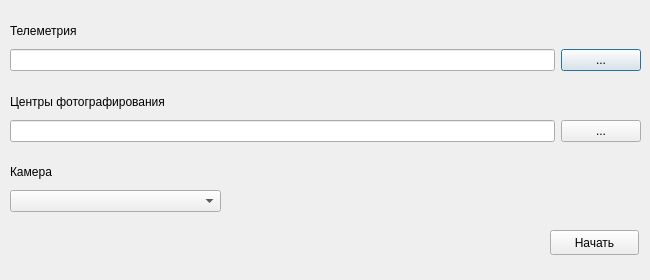
This is dialog.ui in yixellet/uas_postprocessing as Qt 5 draws it before an edit. The edited form follows.
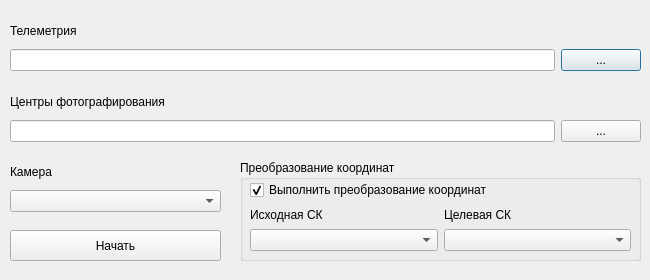
This is the edited form.

Commit message: Очередные улучшения: 1. Добавил сообщение об ошибке о несовпадении количества строк. 2. Начал писать функцию интерполяции координат недостающих точек. 3. Скомпилировал файл EXE

What changed in the file:
```diff
--- a/dialog.ui
+++ b/dialog.ui
@@ -10,6 +10,18 @@
     <height>280</height>
    </rect>
   </property>
+  <property name="sizePolicy">
+   <sizepolicy hsizetype="Fixed" vsizetype="Fixed">
+    <horstretch>0</horstretch>
+    <verstretch>0</verstretch>
+   </sizepolicy>
+  </property>
+  <property name="minimumSize">
+   <size>
+    <width>650</width>
+    <height>280</height>
+   </size>
+  </property>
   <property name="windowTitle">
    <string>Dialog</string>
   </property>
@@ -104,16 +116,90 @@
   <widget class="QPushButton" name="startButton">
    <property name="geometry">
     <rect>
-     <x>550</x>
+     <x>10</x>
      <y>230</y>
-     <width>89</width>
-     <height>25</height>
+     <width>211</width>
+     <height>31</height>
     </rect>
    </property>
    <property name="text">
     <string>Начать</string>
    </property>
   </widget>
+  <widget class="QGroupBox" name="groupBox">
+   <property name="geometry">
+    <rect>
+     <x>240</x>
+     <y>160</y>
+     <width>401</width>
+     <height>101</height>
+    </rect>
+   </property>
+   <property name="title">
+    <string>Преобразование координат</string>
+   </property>
+   <widget class="QWidget" name="verticalLayoutWidget_6">
+    <property name="geometry">
+     <rect>
+      <x>10</x>
+      <y>20</y>
+      <width>381</width>
+      <height>71</height>
+     </rect>
+    </property>
+    <layout class="QVBoxLayout" name="verticalLayout_6">
+     <item>
+      <widget class="QCheckBox" name="checkBox">
+       <property name="text">
+        <string>Выполнить преобразование координат</string>
+       </property>
+       <property name="checked">
+        <bool>true</bool>
+       </property>
+      </widget>
+     </item>
+     <item>
+      <layout class="QHBoxLayout" name="horizontalLayout_3">
+       <item>
+        <layout class="QVBoxLayout" name="verticalLayout_4">
+         <item>
+          <widget class="QLabel" name="label_4">
+           <property name="text">
+            <string>Исходная СК</string>
+           </property>
+          </widget>
+         </item>
+         <item>
+          <widget class="QComboBox" name="sourceCRSComboBox">
+           <property name="enabled">
+            <bool>true</bool>
+           </property>
+           <property name="editable">
+            <bool>false</bool>
+           </property>
+          </widget>
+         </item>
+        </layout>
+       </item>
+       <item>
+        <layout class="QVBoxLayout" name="verticalLayout_5">
+         <item>
+          <widget class="QLabel" name="label_5">
+           <property name="text">
+            <string>Целевая СК</string>
+           </property>
+          </widget>
+         </item>
+         <item>
+          <widget class="QComboBox" name="targetCRSComboBox"/>
+         </item>
+        </layout>
+       </item>
+      </layout>
+     </item>
+    </layout>
+   </widget>
+  </widget>
  </widget>
  <resources/>
  <connections/>
```
The commit also changes 16 other files.
